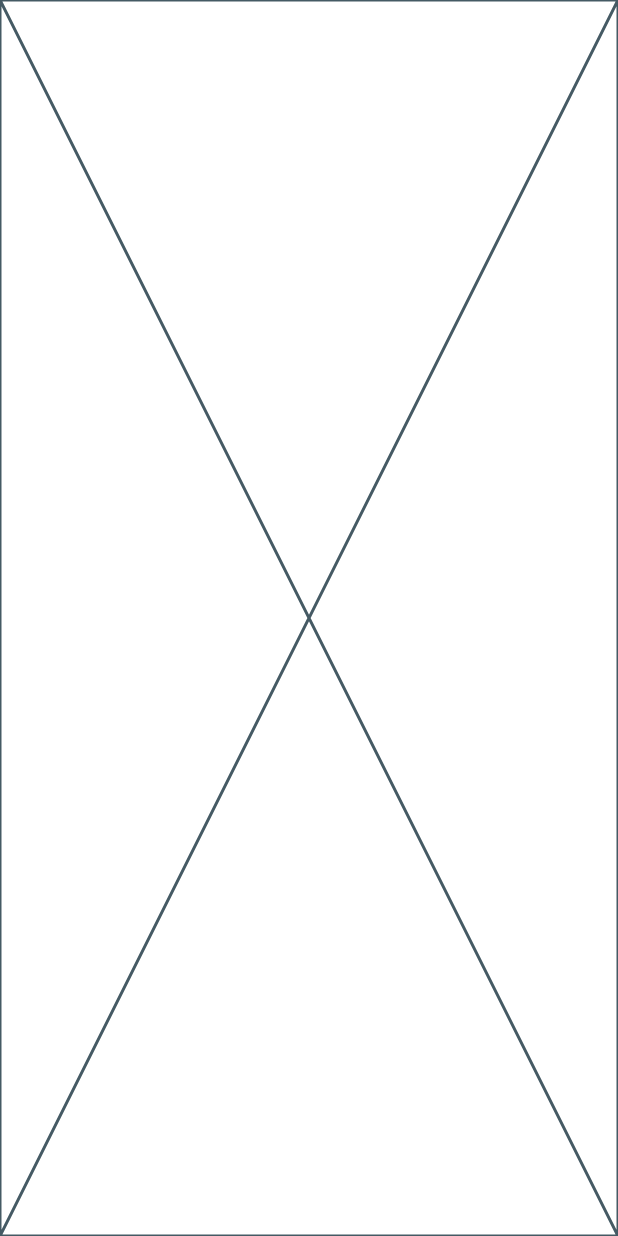
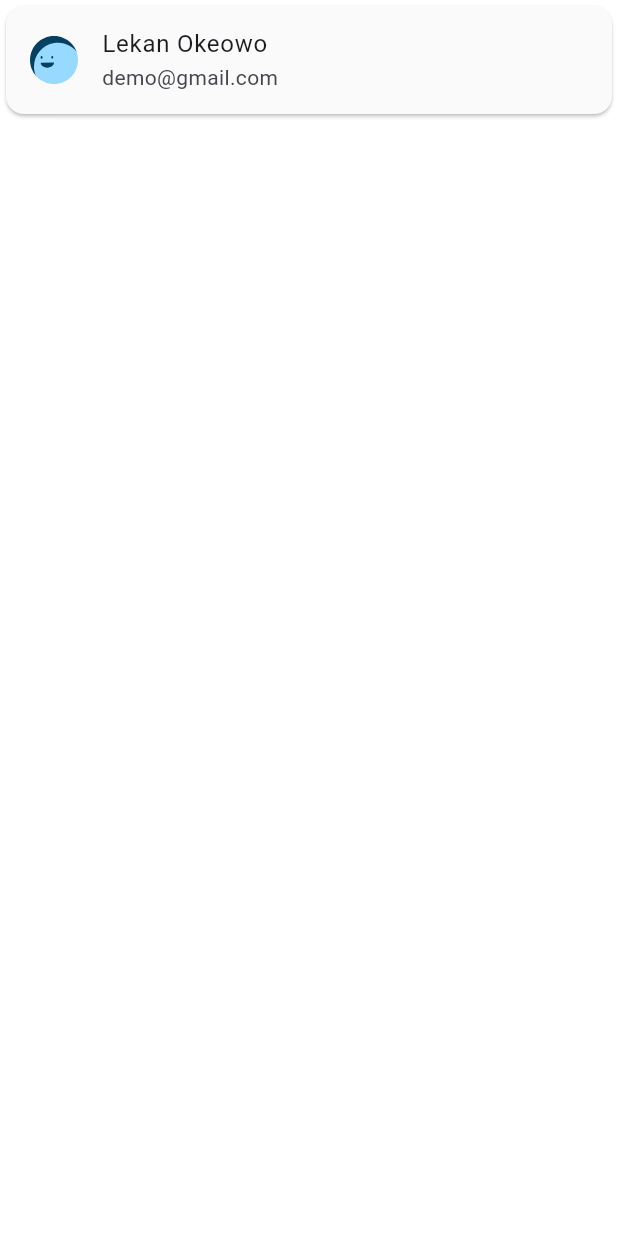
Before and after one commit to NazeeraAlkhoury/responsive_dash_board, a Flutter app: the screen it shows after launch, on a phone screen of 412 x 824 dp. Run offline on Flutter 3.47's test engine with Material 3 defaults, Android fonts, the phone set to English and light mode, and no system bars; our stand-ins replace flutter_svg; project files that could hold a hidden picture were left out.

Commit message:
Add fonts

```diff
--- a/lib/view/responsive_dash_board_view.dart
+++ b/lib/view/responsive_dash_board_view.dart
@@ -1,10 +1,28 @@
 import 'package:flutter/material.dart';
+import 'package:flutter_svg/flutter_svg.dart';
+import 'package:responsive_dash_board/core/utils/app_assest_image.dart';
+import 'package:responsive_dash_board/core/utils/app_colors.dart';
 
 class ResponsiveDashBoardView extends StatelessWidget {
   const ResponsiveDashBoardView({super.key});
 
   @override
   Widget build(BuildContext context) {
-    return const Placeholder();
+    return Column(
+      children:[
+        Card(
+          color: AppColors.greyBackgroundColor,
+          shape: RoundedRectangleBorder(
+          borderRadius: BorderRadius.circular(12),
+        ),
+        child: ListTile(
+          leading: SvgPicture.asset(AppImageAssets.avatar_3),
+          title: Text('Lekan Okeowo'),
+          subtitle: Text('demo@gmail.com'),
+        ),
+        ),
+
+      ],
+    );
   }
 }
```
Also changed, not shown: pubspec.yaml (+15 -0 lines), assets/fonts/Montserrat-Bold.ttf (added), assets/fonts/Montserrat-Medium.ttf (added), assets/fonts/Montserrat-Regular.ttf (added), assets/fonts/Montserrat-SemiBold.ttf (added), pubspec.lock.
